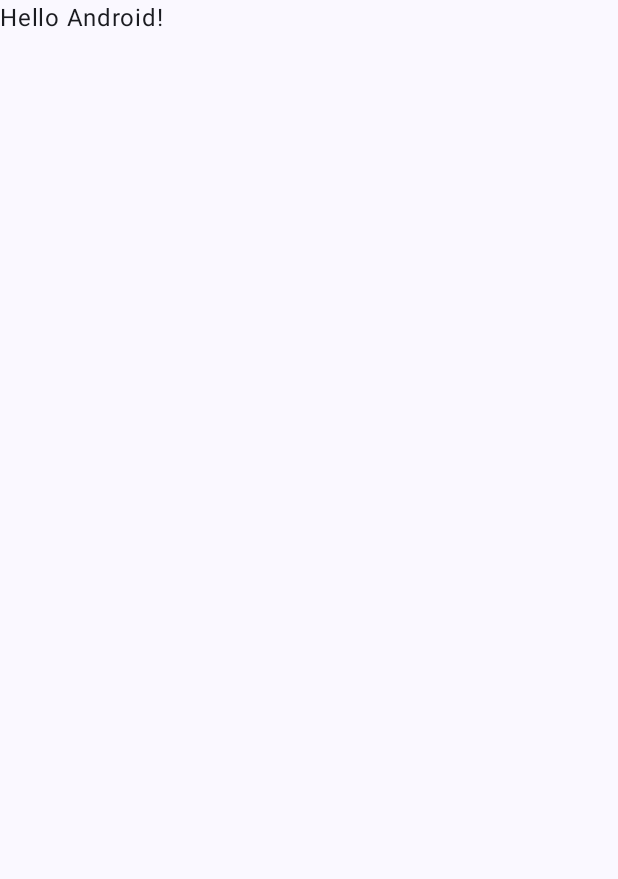
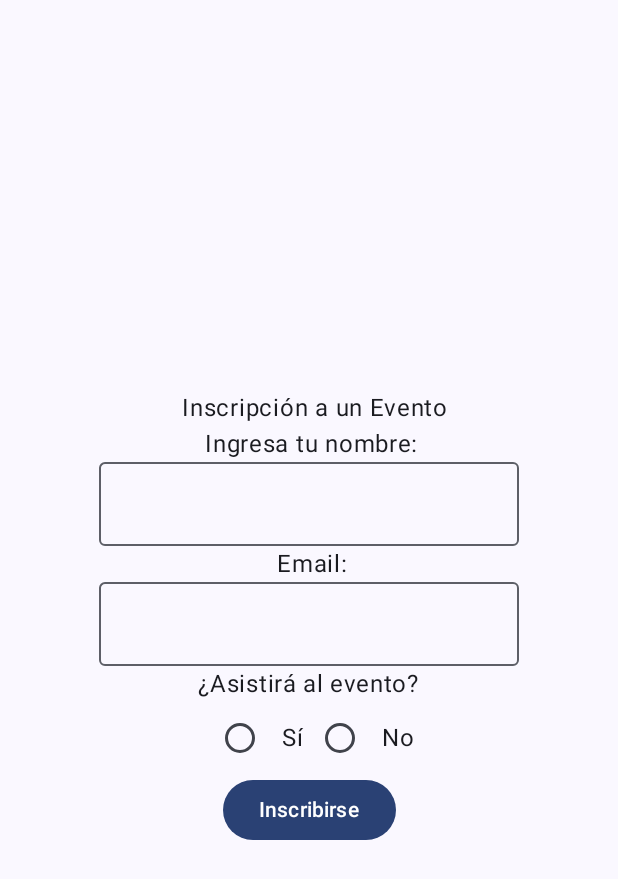
Before and after one commit to LuisGM875/Programacion_Para_Moviles, an Android app built with Jetpack Compose: the screen it shows after launch (MainActivity), on a phone screen of 412 x 824 dp. Before the commit the part shown is almost empty. Shown: the top 879 px of the screen. Run offline under Robolectric (Android 15) with nearby library versions, the phone set to English and light mode, and no system bars.

Commit message:
feat: Add registration form to an event in MainActivity

```diff
--- a/app/src/main/java/com/example/programacion_para_moviles/MainActivity.kt
+++ b/app/src/main/java/com/example/programacion_para_moviles/MainActivity.kt
@@ -4,13 +4,25 @@ import android.os.Bundle
 import androidx.activity.ComponentActivity
 import androidx.activity.compose.setContent
 import androidx.activity.enableEdgeToEdge
+import androidx.compose.foundation.layout.Arrangement
+import androidx.compose.foundation.layout.Column
+import androidx.compose.foundation.layout.Row
 import androidx.compose.foundation.layout.fillMaxSize
 import androidx.compose.foundation.layout.padding
+import androidx.compose.material3.Button
+import androidx.compose.material3.OutlinedTextField
+import androidx.compose.material3.RadioButton
 import androidx.compose.material3.Scaffold
 import androidx.compose.material3.Text
 import androidx.compose.runtime.Composable
+import androidx.compose.runtime.getValue
+import androidx.compose.runtime.mutableStateOf
+import androidx.compose.runtime.remember
+import androidx.compose.runtime.setValue
+import androidx.compose.ui.Alignment
 import androidx.compose.ui.Modifier
 import androidx.compose.ui.tooling.preview.Preview
+import androidx.compose.ui.unit.dp
 import com.example.programacion_para_moviles.ui.theme.Programacion_Para_MovilesTheme
 
 class MainActivity : ComponentActivity() {
@@ -21,7 +33,7 @@ class MainActivity : ComponentActivity() {
             Programacion_Para_MovilesTheme {
                 Scaffold( modifier = Modifier.fillMaxSize() ) { innerPadding ->
                     Greeting(
-                        name = "Android",
+                        name = "Inscripción a un Evento",
                         modifier = Modifier.padding(innerPadding)
                     )
                 }
@@ -32,10 +44,40 @@ class MainActivity : ComponentActivity() {
 
 @Composable
 fun Greeting(name: String, modifier: Modifier = Modifier) {
-    Text(
-        text = "Hello $name!",
-        modifier = modifier
-    )
+    var selectedOption by remember { mutableStateOf<String?>(null) }
+    Column(
+        modifier = Modifier.fillMaxSize(), verticalArrangement = Arrangement.Center, horizontalAlignment = Alignment.CenterHorizontally
+    ) {
+        Text(text = "Inscripción a un Evento", modifier = Modifier.padding(start = 8.dp))
+        Text(text = "Ingresa tu nombre:", modifier = Modifier.padding(start = 4.dp))
+        OutlinedTextField(
+            value = "",
+            onValueChange = { },
+        )
+        Text(text = "Email:", modifier = Modifier.padding(start = 4.dp))
+        OutlinedTextField(
+            value = "",
+            onValueChange = { },
+        )
+        Text(text = "¿Asistirá al evento?")
+        Row(verticalAlignment = Alignment.CenterVertically) {
+            RadioButton(
+                selected = selectedOption == "si",
+                onClick = { selectedOption = "si" }
+            )
+            Text(text = "Sí", modifier = Modifier.padding(start = 4.dp))
+
+            RadioButton(
+                selected = selectedOption == "no",
+                onClick = { selectedOption = "no" }
+            )
+            Text(text = "No", modifier = Modifier.padding(start = 4.dp))
+        }
+
+        Button( onClick = { }) {
+            Text(text = "Inscribirse")
+        }
+    }
 }
 
 @Preview(showBackground = true)
```
